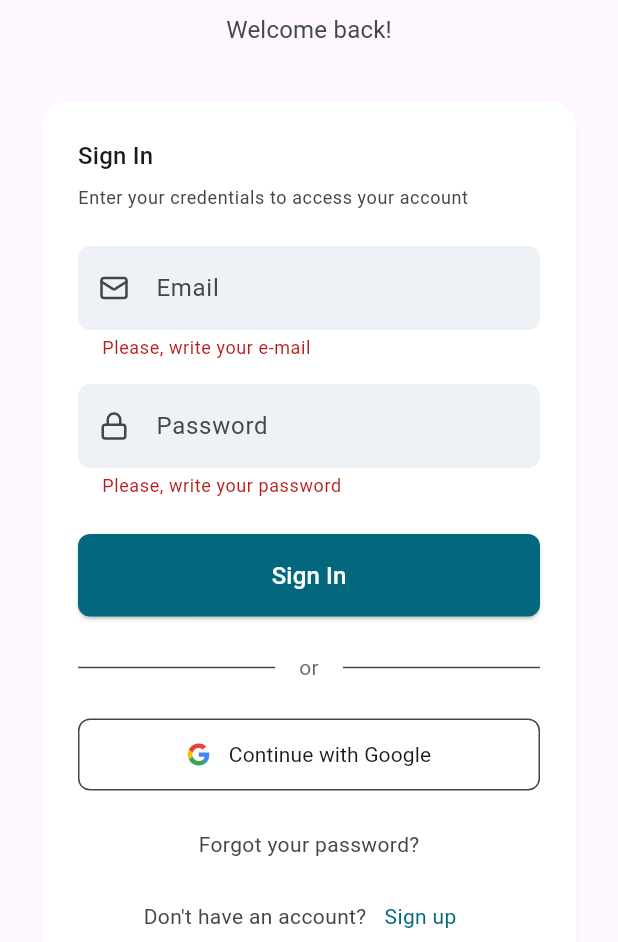
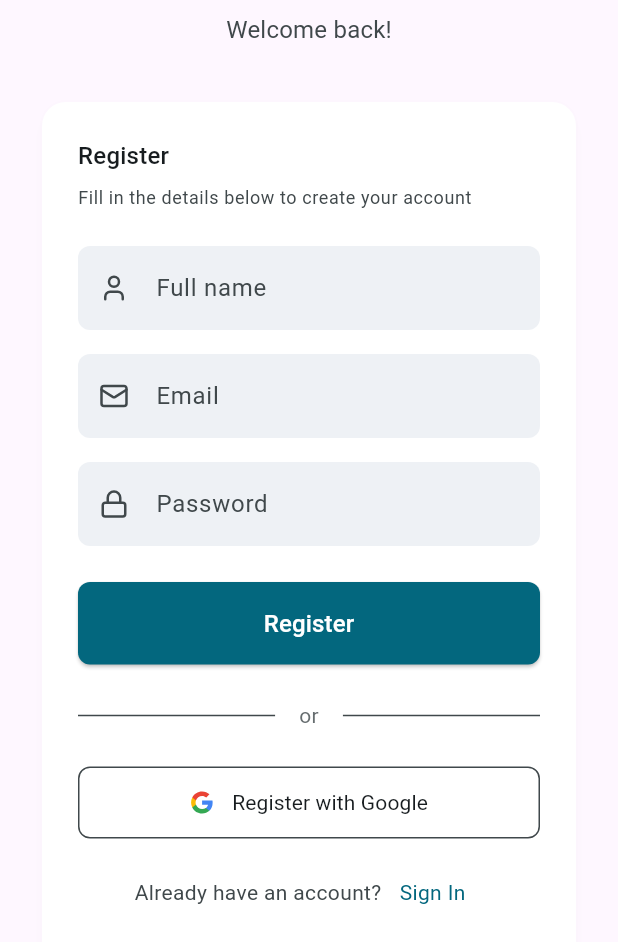
Before and after one commit to nikolasluiz123/smart_buy, a Flutter app: the screen it shows after launch, after a tap on "Sign In", after a tap on "Sign up", on a phone screen of 412 x 824 dp, the part 294-1236 px from its top. Run offline on Flutter 3.47's test engine with Material 3 defaults, Android fonts, the phone set to English and light mode, and no system bars; our stand-ins replace bloc, flutter_bloc, flutter_svg.

Commit message:
feat: tela de cadastro do usuário
Issue #1

```diff
--- a/lib/constants/icons.dart
+++ b/lib/constants/icons.dart
@@ -1,3 +1,4 @@
 const String iconEmail = 'assets/icons/ic_email.svg';
 const String iconPadLock = 'assets/icons/ic_padlock.svg';
 const String iconGoogle = 'assets/icons/ic_google.svg';
+const String iconPerson = 'assets/icons/ic_person.svg';
--- a/lib/l10n/app_en.arb
+++ b/lib/l10n/app_en.arb
@@ -8,7 +8,7 @@
   "passwordHint": "Password",
   "loginButton": "Sign In",
   "orDivider": "or",
-  "googleButton": "Continue with Google",
+  "loginGoogleButton": "Continue with Google",
   "forgotPassword": "Forgot your password?",
   "noAccount": "Don't have an account?",
   "signUp": "Sign up",
@@ -18,5 +18,11 @@
   "emailInvalid": "Please enter a valid email address",
   "genericError": "An unexpected error occurred",
   "tryAgain": "Try Again",
-  "back": "Back"
+  "back": "Back",
+  "register": "Register",
+  "registerMessage": "Fill in the details below to create your account",
+  "nameHint": "Full name",
+  "createAccount": "Create Account",
+  "registerGoogleButton": "Register with Google",
+  "existingAccount": "Already have an account?"
 }
--- a/lib/l10n/app_localizations.dart
+++ b/lib/l10n/app_localizations.dart
@@ -146,11 +146,11 @@ abstract class AppLocalizations {
   /// **'or'**
   String get orDivider;
 
-  /// No description provided for @googleButton.
+  /// No description provided for @loginGoogleButton.
   ///
   /// In en, this message translates to:
   /// **'Continue with Google'**
-  String get googleButton;
+  String get loginGoogleButton;
 
   /// No description provided for @forgotPassword.
   ///
@@ -211,6 +211,42 @@ abstract class AppLocalizations {
   /// In en, this message translates to:
   /// **'Back'**
   String get back;
+
+  /// No description provided for @register.
+  ///
+  /// In en, this message translates to:
+  /// **'Register'**
+  String get register;
+
+  /// No description provided for @registerMessage.
+  ///
+  /// In en, this message translates to:
+  /// **'Fill in the details below to create your account'**
+  String get registerMessage;
+
+  /// No description provided for @nameHint.
+  ///
+  /// In en, this message translates to:
+  /// **'Full name'**
+  String get nameHint;
+
+  /// No description provided for @createAccount.
+  ///
+  /// In en, this message translates to:
+  /// **'Create Account'**
+  String get createAccount;
+
+  /// No description provided for @registerGoogleButton.
+  ///
+  /// In en, this message translates to:
+  /// **'Register with Google'**
+  String get registerGoogleButton;
+
+  /// No description provided for @existingAccount.
+  ///
+  /// In en, this message translates to:
+  /// **'Already have an account?'**
+  String get existingAccount;
 }
 
 class _AppLocalizationsDelegate
--- a/lib/l10n/app_localizations_en.dart
+++ b/lib/l10n/app_localizations_en.dart
@@ -33,7 +33,7 @@ class AppLocalizationsEn extends AppLocalizations {
   String get orDivider => 'or';
 
   @override
-  String get googleButton => 'Continue with Google';
+  String get loginGoogleButton => 'Continue with Google';
 
   @override
   String get forgotPassword => 'Forgot your password?';
@@ -64,4 +64,23 @@ class AppLocalizationsEn extends AppLocalizations {
 
   @override
   String get back => 'Back';
+
+  @override
+  String get register => 'Register';
+
+  @override
+  String get registerMessage =>
+      'Fill in the details below to create your account';
+
+  @override
+  String get nameHint => 'Full name';
+
+  @override
+  String get createAccount => 'Create Account';
+
+  @override
+  String get registerGoogleButton => 'Register with Google';
+
+  @override
+  String get existingAccount => 'Already have an account?';
 }
--- a/lib/l10n/app_localizations_pt.dart
+++ b/lib/l10n/app_localizations_pt.dart
@@ -33,7 +33,7 @@ class AppLocalizationsPt extends AppLocalizations {
   String get orDivider => 'ou';
 
   @override
-  String get googleButton => 'Continuar com Google';
+  String get loginGoogleButton => 'Continuar com Google';
 
   @override
   String get forgotPassword => 'Esqueceu sua senha?';
@@ -64,4 +64,22 @@ class AppLocalizationsPt extends AppLocalizations {
 
   @override
   String get back => 'Voltar';
+
+  @override
+  String get register => 'Cadastrar';
+
+  @override
+  String get registerMessage => 'Preencha os dados abaixo para criar sua conta';
+
+  @override
+  String get nameHint => 'Nome completo';
+
+  @override
+  String get createAccount => 'Criar a Conta';
+
+  @override
+  String get registerGoogleButton => 'Cadastrar com Google';
+
+  @override
+  String get existingAccount => 'Já tem uma conta?';
 }
--- a/lib/l10n/app_pt.arb
+++ b/lib/l10n/app_pt.arb
@@ -8,7 +8,7 @@
   "passwordHint": "Senha",
   "loginButton": "Entrar",
   "orDivider": "ou",
-  "googleButton": "Continuar com Google",
+  "loginGoogleButton": "Continuar com Google",
   "forgotPassword": "Esqueceu sua senha?",
   "noAccount": "Não tem uma conta?",
   "signUp": "Cadastre-se",
@@ -18,5 +18,11 @@
   "emailInvalid": "Por favor, digite um e-mail válido",
   "genericError": "Ocorreu um erro inesperado",
   "tryAgain": "Tentar Novamente",
-  "back": "Voltar"
+  "back": "Voltar",
+  "register": "Cadastrar",
+  "registerMessage": "Preencha os dados abaixo para criar sua conta",
+  "nameHint": "Nome completo",
+  "createAccount": "Criar a Conta",
+  "registerGoogleButton": "Cadastrar com Google",
+  "existingAccount": "Já tem uma conta?"
 }
--- a/lib/main.dart
+++ b/lib/main.dart
@@ -2,6 +2,8 @@ import 'package:flutter/material.dart';
 import 'package:flutter_bloc/flutter_bloc.dart';
 import 'package:smart_buy/ui/screens/login/login_cubit.dart';
 import 'package:smart_buy/ui/screens/login/login_page.dart';
+import 'package:smart_buy/ui/screens/register_user/register_user_cubit.dart';
+import 'package:smart_buy/ui/screens/register_user/register_user_page.dart';
 import 'package:smart_buy/ui/screens/splash_page.dart';
 import 'package:smart_buy/ui/theme/theme.dart';
 
@@ -22,10 +24,8 @@ class MyApp extends StatelessWidget {
       initialRoute: '/',
       routes: {
         '/': (context) => const SplashPage(),
-        '/login': (context) => BlocProvider(
-          create: (_) => LoginCubit(),
-          child: const LoginPage(),
-        ),
+        '/login': (context) => BlocProvider(create: (_) => LoginCubit(), child: const LoginPage()),
+        '/user/register': (context) => BlocProvider(create: (_) => RegisterUserCubit(), child: const RegisterUserPage()),
       },
       localizationsDelegates: AppLocalizations.localizationsDelegates,
       supportedLocales: AppLocalizations.supportedLocales,
--- a/lib/ui/screens/login/components/login_button.dart
+++ b/lib/ui/components/button.dart
@@ -2,24 +2,24 @@ import 'package:flutter/material.dart';
 
 import '../../../../l10n/app_localizations.dart';
 
-class LoginButton extends StatelessWidget {
-  final VoidCallback onLoginPressed;
-  const LoginButton({super.key, required this.onLoginPressed});
+class PrimaryButton extends StatelessWidget {
+  final String label;
+  final VoidCallback onPressed;
+  const PrimaryButton({super.key, required this.label, required this.onPressed});
 
   @override
   Widget build(BuildContext context) {
-    final l10n = AppLocalizations.of(context)!;
     final theme = Theme.of(context);
 
     return ElevatedButton(
-      onPressed: onLoginPressed,
+      onPressed: onPressed,
       style: ElevatedButton.styleFrom(
         backgroundColor: theme.colorScheme.primary,
         foregroundColor: theme.colorScheme.onPrimary,
         padding: const EdgeInsets.symmetric(vertical: 16.0),
         shape: RoundedRectangleBorder(borderRadius: BorderRadius.circular(8.0)),
       ),
-      child: Text(l10n.loginButton, style: const TextStyle(fontSize: 16)),
+      child: Text(label, style: const TextStyle(fontSize: 16)),
     );
   }
 }
--- a/lib/ui/screens/login/login_page.dart
+++ b/lib/ui/screens/login/login_page.dart
@@ -8,8 +8,8 @@ import 'package:smart_buy/ui/screens/login/components/email_field.dart';
 
 import '../../../constants/icons.dart';
 import '../../../l10n/app_localizations.dart';
+import '../../components/button.dart';
 import '../../components/labeled_horizontal_divider.dart';
-import 'components/login_button.dart';
 import 'components/login_card.dart';
 import 'components/logo_login.dart';
 import 'components/password_field.dart';
@@ -60,7 +60,7 @@ class _LoginPageState extends State<LoginPage> {
   }
 
   void _onSignUpPressed() {
-    debugPrint('Sign Up pressed');
+    Navigator.of(context).pushNamed('/user/register');
   }
 
   @override
@@ -125,11 +125,11 @@ class _LoginPageState extends State<LoginPage> {
                     const SizedBox(height: 16.0),
                     PasswordField(controller: _passwordController, icon: iconPadLock),
                     const SizedBox(height: 24.0),
-                    LoginButton(onLoginPressed: _onLoginPressed),
+                    PrimaryButton(label: l10n.loginButton, onPressed: _onLoginPressed),
                     const SizedBox(height: 24.0),
                     LabeledHorizontalDivider(label: l10n.orDivider),
                     const SizedBox(height: 24.0),
-                    GoogleLoginButton(label: l10n.googleButton, onGoogleLoginPressed: _onGoogleLoginPressed),
+                    GoogleLoginButton(label: l10n.loginGoogleButton, onGoogleLoginPressed: _onGoogleLoginPressed),
                     const SizedBox(height: 12.0),
                     Column(
                       children: [
--- /dev/null
+++ b/lib/ui/screens/register_user/components/name_field.dart
@@ -0,0 +1,38 @@
+import 'package:flutter/material.dart';
+import 'package:flutter_svg/svg.dart';
+
+import '../../../../l10n/app_localizations.dart';
+import '../../../components/decorated_input.dart';
+
+class NameField extends DecoratedInput {
+  final TextEditingController controller;
+  final String icon;
+
+  const NameField({super.key, required this.controller, required this.icon});
+
+  @override
+  Widget build(BuildContext context) {
+    final l10n = AppLocalizations.of(context)!;
+
+    return TextFormField(
+      controller: controller,
+      decoration: buildInputDecoration(
+        context,
+        hint: l10n.nameHint,
+        icon: Padding(
+          padding: const EdgeInsets.all(14.0),
+          child: SvgPicture.asset(
+            icon,
+            width: 20,
+            height: 20,
+            colorFilter: ColorFilter.mode(
+              Theme.of(context).colorScheme.onSurfaceVariant,
+              BlendMode.srcIn,
+            ),
+          ),
+        ),
+      ),
+      keyboardType: TextInputType.name,
+    );
+  }
+}
--- /dev/null
+++ b/lib/ui/screens/register_user/register_user_cubit.dart
@@ -0,0 +1,34 @@
+import 'package:bloc/bloc.dart';
+import 'package:smart_buy/ui/screens/register_user/register_user_state.dart';
+
+import '../../components/states/page_state.dart';
+
+class RegisterUserCubit extends Cubit<RegisterUserState> {
+  RegisterUserCubit(): super(const RegisterUserState.initial());
+
+  Future<void> register(String name, String email, String password, String genericErrorMessage) async {
+    emit(state.copyWith(
+      pageState: PageState.loading,
+      name: name,
+      email: email,
+      password: password,
+    ));
+
+    // Simulação de chamada de API
+    await Future.delayed(const Duration(seconds: 2));
+
+    // Simulação de um erro
+    emit(state.copyWith(
+      pageState: PageState.error,
+      errorMessage: genericErrorMessage,
+    ));
+  }
+
+  Future<void> retryRegister(String genericErrorMessage) async {
+    await register(state.name, state.email, state.password, genericErrorMessage);
+  }
+
+  void reset() {
+    emit(const RegisterUserState.initial());
+  }
+}
--- /dev/null
+++ b/lib/ui/screens/register_user/register_user_page.dart
@@ -0,0 +1,171 @@
+import 'package:flutter/material.dart';
+import 'package:flutter_bloc/flutter_bloc.dart';
+import 'package:smart_buy/ui/screens/register_user/components/name_field.dart';
+import 'package:smart_buy/ui/screens/register_user/register_user_cubit.dart';
+import 'package:smart_buy/ui/screens/register_user/register_user_state.dart';
+
+import '../../../constants/icons.dart';
+import '../../../l10n/app_localizations.dart';
+import '../../components/app_error_view.dart';
+import '../../components/app_loading_indicator.dart';
+import '../../components/button.dart';
+import '../../components/google_login_button.dart';
+import '../../components/labeled_horizontal_divider.dart';
+import '../../components/states/page_state.dart';
+import '../login/components/email_field.dart';
+import '../login/components/login_card.dart';
+import '../login/components/logo_login.dart';
+import '../login/components/password_field.dart';
+
+class RegisterUserPage extends StatefulWidget {
+  const RegisterUserPage({super.key});
+
+  @override
+  State<RegisterUserPage> createState() => _RegisterUserPageState();
+}
+
+class _RegisterUserPageState extends State<RegisterUserPage> {
+  final _formKey = GlobalKey<FormState>();
+  late final TextEditingController _nameController;
+  late final TextEditingController _emailController;
+  late final TextEditingController _passwordController;
+
+  @override
+  void initState() {
+    super.initState();
+
+    _nameController = TextEditingController();
+    _emailController = TextEditingController();
+    _passwordController = TextEditingController();
+  }
+
+  @override
+  void dispose() {
+    _nameController.dispose();
+    _emailController.dispose();
+    _passwordController.dispose();
+
+    super.dispose();
+  }
+
+  void _onRegisterUser() {
+    final name = _nameController.text;
+    final email = _emailController.text;
+    final password = _passwordController.text;
+    final l10n = AppLocalizations.of(context)!;
+    context.read<RegisterUserCubit>().register(name, email, password, l10n.genericError);
+  }
+
+  void _onRegisterUserWithGoogle() {
+    debugPrint('Google Register attempt');
+  }
+
+  void _navigateLogin() {
+    Navigator.of(context).pushNamed('/login');
+  }
+
+  @override
+  Widget build(BuildContext context) {
+    return Scaffold(
+      body: SafeArea(
+        child: Center(
+          child: ConstrainedBox(
+            constraints: const BoxConstraints(maxWidth: 500),
+            child: BlocBuilder<RegisterUserCubit, RegisterUserState>(
+              builder: (context, state) {
+                return _buildBody(context, state);
+              },
+            ),
+          ),
+        ),
+      ),
+    );
+  }
+
+  Widget _buildBody(BuildContext context, RegisterUserState state) {
+    final l10n = AppLocalizations.of(context)!;
+
+    switch (state.pageState) {
+      case PageState.initial:
+        return _buildRegisterUserForm(l10n);
+      case PageState.loading:
+        return const AppLoadingIndicator();
+      case PageState.error:
+        return AppErrorView(
+          message: state.errorMessage,
+          onRetry: () => context.read<RegisterUserCubit>().retryRegister(l10n.genericError),
+          onBack: () => context.read<RegisterUserCubit>().reset(),
+        );
+    }
+  }
+
+  Widget _buildRegisterUserForm(AppLocalizations l10n) {
+    final theme = Theme.of(context);
+    final textTheme = theme.textTheme;
+    final colorScheme = theme.colorScheme;
+
+    return SingleChildScrollView(
+      child: Padding(
+        padding: const EdgeInsets.all(24.0),
+        child: Column(
+          crossAxisAlignment: CrossAxisAlignment.stretch,
+          children: [
+            const LogoLogin(),
+            const SizedBox(height: 32.0),
+            LoginCard(
+              child: Form(
+                key: _formKey,
+                child: Column(
+                  crossAxisAlignment: CrossAxisAlignment.stretch,
+                  children: [
+                    Text(l10n.register, style: textTheme.titleMedium?.copyWith(color: colorScheme.onSurface)),
+                    const SizedBox(height: 8.0),
+                    Text(
+                      l10n.registerMessage,
+                      style: textTheme.bodySmall?.copyWith(color: colorScheme.onSurfaceVariant),
+                    ),
+                    const SizedBox(height: 24.0),
+                    NameField(controller: _nameController, icon: iconPerson),
+                    const SizedBox(height: 16.0),
+                    EmailField(controller: _emailController, icon: iconEmail),
+                    const SizedBox(height: 16.0),
+                    PasswordField(controller: _passwordController, icon: iconPadLock),
+                    const SizedBox(height: 24.0),
+                    PrimaryButton(label: l10n.register, onPressed: _onRegisterUser),
+                    const SizedBox(height: 24.0),
+                    LabeledHorizontalDivider(label: l10n.orDivider),
+                    const SizedBox(height: 24.0),
+                    GoogleLoginButton(
+                      label: l10n.registerGoogleButton,
+                      onGoogleLoginPressed: _onRegisterUserWithGoogle,
+                    ),
+                    const SizedBox(height: 12.0),
+                    Row(
+                      mainAxisAlignment: MainAxisAlignment.center,
+                      children: [
+                        Text(
+                          l10n.existingAccount,
+                          style: textTheme.bodyMedium?.copyWith(color: colorScheme.onSurfaceVariant),
+                        ),
+                        TextButton(
+                          onPressed: _navigateLogin,
+                          child: Text(
+                            l10n.loginButton,
+                            style: textTheme.bodyMedium?.copyWith(
+                              color: colorScheme.primary,
+                              fontWeight: FontWeight.w400,
+                            ),
+                          ),
+                        ),
+                      ],
+                    ),
+                  ],
+                ),
+              ),
+            ),
+          ],
+        ),
+      ),
+    );
+  }
+}
--- /dev/null
+++ b/lib/ui/screens/register_user/register_user_state.dart
@@ -0,0 +1,52 @@
+import 'package:flutter/foundation.dart';
+
+import '../../components/states/page_state.dart';
+
+@immutable
+class RegisterUserState {
+  final PageState pageState;
+  final String errorMessage;
+  final String name;
+  final String email;
+  final String password;
+
+  const RegisterUserState({
+    required this.pageState,
+    this.errorMessage = '',
+    this.name = '',
+    this.email = '',
+    this.password = '',
+  });
+
+  const RegisterUserState.initial() : pageState = PageState.initial, errorMessage = '', name = '', email = '', password = '';
+
+  RegisterUserState copyWith({
+    PageState? pageState,
+    String? errorMessage,
+    String? name,
+    String? email,
+    String? password,
+  }) {
+    return RegisterUserState(
+      pageState: pageState ?? this.pageState,
+      errorMessage: errorMessage ?? this.errorMessage,
+      name: name ?? this.name,
+      email: email ?? this.email,
+      password: password ?? this.password,
+    );
+  }
+
+  @override
+  bool operator ==(Object other) =>
+      identical(this, other) ||
+      other is RegisterUserState &&
+          runtimeType == other.runtimeType &&
+          pageState == other.pageState &&
+          errorMessage == other.errorMessage &&
+          name == other.name &&
+          email == other.email &&
+          password == other.password;
+
+  @override
+  int get hashCode => Object.hash(pageState, errorMessage, name, email, password);
+}
```
Also changed, not shown: assets/icons/ic_person.svg (added).
